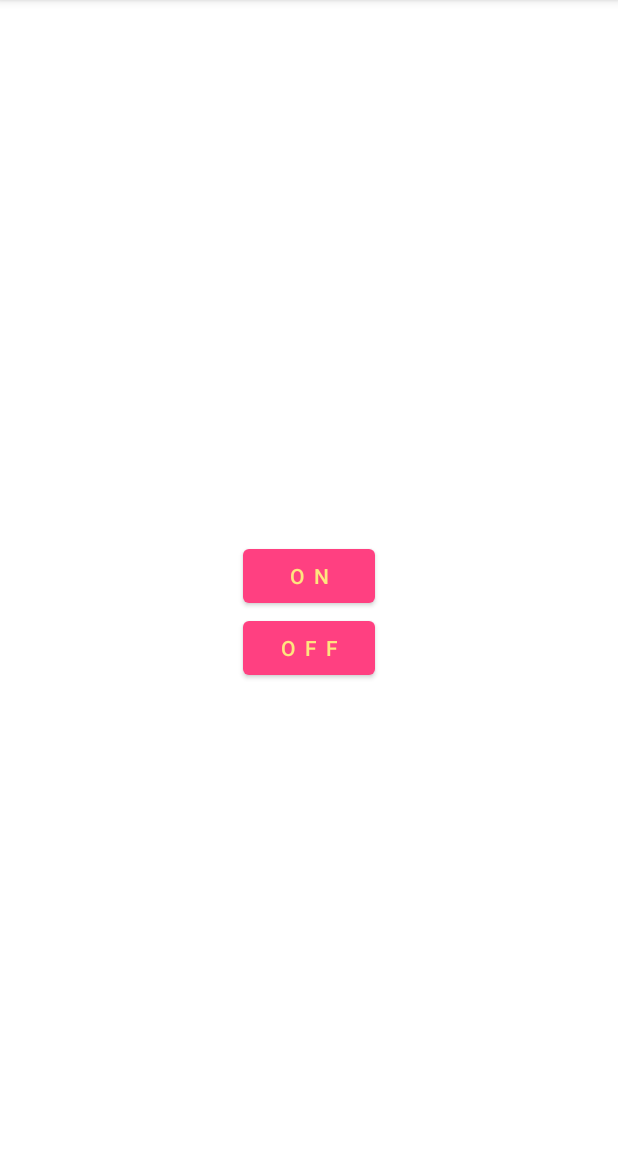
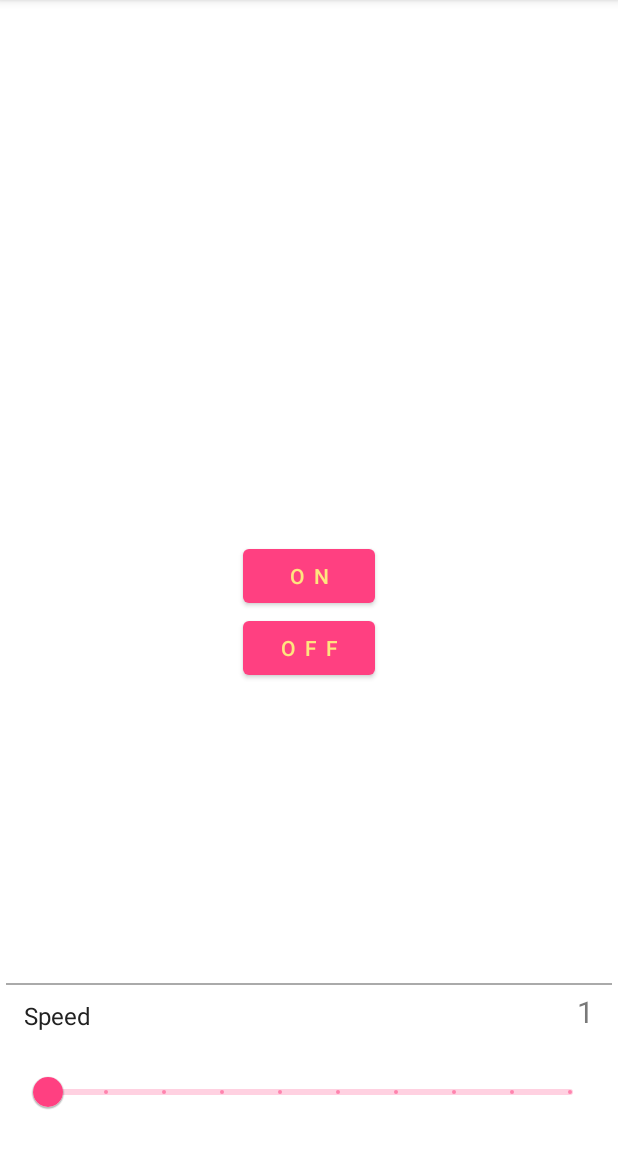
Before and after one commit to Voo-Up/ArousingTimer, an Android app: the screen it shows after launch (MainActivity), on a phone screen of 412 x 824 dp, the part 84-1236 px from its top. Run offline under Robolectric (Android 15) with nearby library versions, the phone set to English and light mode, and no system bars.

Commit message:
시간초마다 사각형 커지는거 구현
일단 사각형이 커지긴 하는데
안쪽으로만 커졌음 좋겠는데 그냥 사각형의 테두리 두께조절을 이용해서 구현한거라서 사각형이 안,바깥쪽 모두 커짐...

UI 다듬기 시급

```diff
--- a/AndroidProject/app/build.gradle
+++ b/AndroidProject/app/build.gradle
@@ -27,5 +27,5 @@ dependencies {
     androidTestImplementation 'androidx.test.ext:junit:1.1.1'
     androidTestImplementation 'androidx.test.espresso:espresso-core:3.2.0'
     //implementation 'com.google.android.gms:play-services-ads:18.0.0'
-    implementation 'com.google.android.material:material:1.1.0'
+    implementation 'com.google.android.material:material:1.2.0-alpha05'
 }
--- a/AndroidProject/app/src/main/res/layout/activity_main.xml
+++ b/AndroidProject/app/src/main/res/layout/activity_main.xml
@@ -24,4 +24,49 @@
         app:layout_constraintRight_toRightOf="parent"
         app:layout_constraintTop_toBottomOf="@+id/btn_on_timer"/>
 
+    <View
+        android:layout_width="match_parent"
+        android:layout_height="1dp"
+        android:layout_margin="4dp"
+        android:layout_marginVertical="8dp"
+        app:layout_constraintLeft_toLeftOf="parent"
+        app:layout_constraintRight_toRightOf="parent"
+        app:layout_constraintBottom_toTopOf="@+id/tv_enlarge_speed"
+        android:background="@android:color/darker_gray"/>
+
+    <TextView
+        android:layout_width="wrap_content"
+        android:layout_height="wrap_content"
+        android:textColor="@color/onBackground"
+        android:layout_margin="16dp"
+        android:textSize="16dp"
+        app:layout_constraintLeft_toLeftOf="parent"
+        app:layout_constraintBottom_toTopOf="@+id/sld_enlarge_speed"
+        android:text="Speed"/>
+
+    <TextView
+        android:id="@+id/tv_enlarge_speed"
+        android:layout_width="wrap_content"
+        android:layout_height="wrap_content"
+        android:textColor="@color/onBackgroundLight"
+        android:layout_margin="16dp"
+        android:textSize="20dp"
+        app:layout_constraintRight_toRightOf="parent"
+        app:layout_constraintBottom_toTopOf="@+id/sld_enlarge_speed"
+        android:text="1"/>
+
+    <com.google.android.material.slider.Slider
+        android:id="@+id/sld_enlarge_speed"
+        android:layout_width="match_parent"
+        android:layout_height="wrap_content"
+        android:layout_margin="16dp"
+        app:layout_constraintLeft_toLeftOf="parent"
+        app:layout_constraintRight_toRightOf="parent"
+        app:layout_constraintBottom_toBottomOf="parent"
+        android:layout_weight="1"
+        android:valueFrom="1"
+        android:valueTo="10"
+        android:stepSize="1"
+        />
+
 </androidx.constraintlayout.widget.ConstraintLayout>
--- a/AndroidProject/app/src/main/res/values/colors.xml
+++ b/AndroidProject/app/src/main/res/values/colors.xml
@@ -10,5 +10,6 @@
     <color name="secondaryTextColor">#0091ea</color>
 
     <color name="background">#ffffffff</color>
+    <color name="onBackgroundLight">#9A212121</color>
     <color name="onBackground">#212121</color>
 </resources>
```
Also changed, not shown: AndroidProject/app/src/main/java/com/vup/arousingtimer/OverlayTimerService.java (+31 -1 lines), AndroidProject/app/src/main/java/com/vup/arousingtimer/OverlayTimerView.java (+23 -11 lines).
